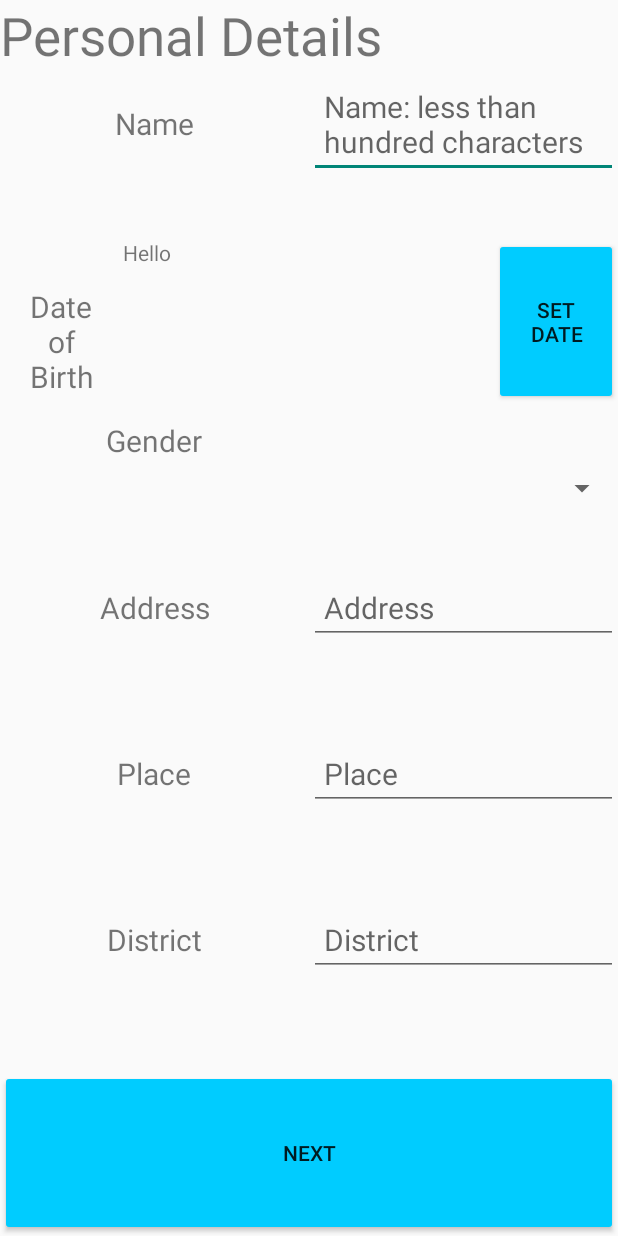
After one commit to Kuyas/Welfare, an Android app: the layout activity_personal.xml on its own in the app's theme, with its tools: preview values and no code run, on a phone screen of 412 x 824 dp. The commit adds this screen. Run offline under Robolectric (Android 15) with nearby library versions, the phone set to English and light mode, and no system bars.

Commit message:
Personal Details Activity Created Strings Resourced added according to activity_personal requirements

```diff
--- /dev/null
+++ b/app/src/main/res/layout/activity_personal.xml
@@ -0,0 +1,195 @@
+<?xml version="1.0" encoding="utf-8"?>
+<ScrollView
+    xmlns:android="http://schemas.android.com/apk/res/android"
+    android:layout_width="fill_parent"
+    android:layout_height="fill_parent"
+    android:stretchColumns="1"
+    android:fillViewport="true">
+
+<LinearLayout
+    android:layout_width="match_parent"
+    android:layout_height="match_parent"
+    xmlns:android="http://schemas.android.com/apk/res/android"
+    android:orientation="vertical">
+    <TextView
+        android:layout_width="match_parent"
+        android:layout_height="wrap_content"
+        android:textSize="35sp"
+        android:text="@string/activity_personal_heading"/>
+    <LinearLayout
+        android:layout_width="match_parent"
+        android:layout_height="match_parent"
+        android:orientation="horizontal"
+        android:layout_weight="1"
+        android:textAlignment="center">
+        <TextView
+            android:layout_width="match_parent"
+            android:layout_height="wrap_content"
+            android:text="@string/activity_personal_name"
+            android:textSize="20sp"
+            android:paddingLeft="10dp"
+            android:paddingRight="10dp"
+            android:paddingTop="10dp"
+            android:textAlignment="center"
+            android:layout_weight="1"/>
+        <EditText
+            android:paddingLeft="10dp"
+            android:paddingRight="10dp"
+            android:paddingTop="10dp"
+            android:layout_width="match_parent"
+            android:layout_height="wrap_content"
+            android:hint="@string/activity_personal_name_hint"
+            android:textSize="20sp"
+            android:layout_weight="1"/>
+    </LinearLayout>
+
+
+    <LinearLayout
+        android:layout_width="match_parent"
+        android:layout_height="match_parent"
+        android:orientation="horizontal"
+        android:layout_weight="1"
+        android:textAlignment="center">
+        <TextView
+            android:layout_width="0dp"
+            android:layout_height="wrap_content"
+            android:text="@string/activity_personal_dob"
+            android:textSize="20sp"
+            android:paddingLeft="10dp"
+            android:paddingRight="10dp"
+            android:paddingTop="10dp"
+            android:textAlignment="center"
+            android:layout_weight="1"/>
+
+
+        <TextView
+            android:layout_width="0dp"
+            android:layout_height="match_parent"
+            android:layout_weight="3"
+            android:text="Hello"/>
+
+        <Button
+            android:layout_width="0dp"
+            android:layout_height="match_parent"
+            android:layout_weight="1"
+            android:text="Set Date"/>
+        <!--TO DO DATE PICKER -->
+    </LinearLayout>
+
+    <LinearLayout
+        android:layout_width="match_parent"
+        android:layout_height="match_parent"
+        android:orientation="horizontal"
+        android:layout_weight="1"
+        android:textAlignment="center">
+        <TextView
+            android:layout_width="0dp"
+            android:layout_height="wrap_content"
+            android:text="@string/activity_personal_gender"
+            android:textSize="20sp"
+            android:paddingLeft="10dp"
+            android:paddingRight="10dp"
+            android:paddingTop="10dp"
+            android:textAlignment="center"
+            android:layout_weight="1"/>
+        <Spinner
+            android:layout_width="0dp"
+            android:layout_height="match_parent"
+            android:layout_weight="1"></Spinner>
+        <!--TO DO: Populate Spinner-->
+    </LinearLayout>
+
+    <LinearLayout
+        android:layout_width="match_parent"
+        android:layout_height="match_parent"
+        android:orientation="horizontal"
+        android:layout_weight="1"
+        android:textAlignment="center">
+        <TextView
+            android:layout_width="match_parent"
+            android:layout_height="wrap_content"
+            android:text="@string/activity_personal_address"
+            android:textSize="20sp"
+            android:paddingLeft="10dp"
+            android:paddingRight="10dp"
+            android:paddingTop="10dp"
+            android:textAlignment="center"
+            android:layout_weight="1"/>
+        <EditText
+            android:paddingLeft="10dp"
+            android:paddingRight="10dp"
+            android:paddingTop="10dp"
+            android:layout_width="match_parent"
+            android:layout_height="wrap_content"
+            android:hint="@string/activity_personal_address_hint"
+            android:textSize="20sp"
+            android:layout_weight="1"/>
+    </LinearLayout>
+
+    <LinearLayout
+        android:layout_width="match_parent"
+        android:layout_height="match_parent"
+        android:orientation="horizontal"
+        android:layout_weight="1"
+        android:textAlignment="center">
+        <TextView
+            android:layout_width="match_parent"
+            android:layout_height="wrap_content"
+            android:text="@string/activity_personal_place"
+            android:textSize="20sp"
+            android:paddingLeft="10dp"
+            android:paddingRight="10dp"
+            android:paddingTop="10dp"
+            android:textAlignment="center"
+            android:layout_weight="1"/>
+        <EditText
+            android:paddingLeft="10dp"
+            android:paddingRight="10dp"
+            android:paddingTop="10dp"
+            android:layout_width="match_parent"
+            android:layout_height="wrap_content"
+            android:hint="@string/activity_personal_place_hint"
+            android:textSize="20sp"
+            android:layout_weight="1"/>
+    </LinearLayout>
+
+    <LinearLayout
+        android:layout_width="match_parent"
+        android:layout_height="match_parent"
+        android:orientation="horizontal"
+        android:layout_weight="1"
+        android:textAlignment="center">
+        <TextView
+            android:layout_width="match_parent"
+            android:layout_height="wrap_content"
+            android:text="@string/activity_personal_district"
+            android:textSize="20sp"
+            android:paddingLeft="10dp"
+            android:paddingRight="10dp"
+            android:paddingTop="10dp"
+            android:textAlignment="center"
+            android:layout_weight="1"/>
+        <EditText
+            android:paddingLeft="10dp"
+            android:paddingRight="10dp"
+            android:paddingTop="10dp"
+            android:layout_width="match_parent"
+            android:layout_height="wrap_content"
+            android:hint="@string/activity_personal_district_hint"
+            android:textSize="20sp"
+            android:layout_weight="1"/>
+    </LinearLayout>
+    <LinearLayout
+        android:layout_width="match_parent"
+        android:layout_weight="1"
+        android:layout_height="match_parent">
+        <Button
+            android:layout_width="match_parent"
+            android:layout_height="match_parent"
+            android:padding="10dp"
+            android:textAlignment="center"
+            android:gravity="center"
+            android:text="NEXT"/>
+    </LinearLayout>
+</LinearLayout>
+</ScrollView>
--- a/app/src/main/res/values/strings.xml
+++ b/app/src/main/res/values/strings.xml
@@ -36,4 +36,16 @@
     <string name="activity_lang_textview_language_choice">Choose your Language</string>
     <string name="activity_lang_button_language_english">English</string>
     <string name="activity_lang_button_language_malayalam">Malayalam</string>
+
+    <string name="activity_personal_heading">Personal Details</string>
+    <string name="activity_personal_name">Name</string>
+    <string name="activity_personal_name_hint">Name: less than hundred characters</string>
+    <string name="activity_personal_dob">Date of Birth</string>
+    <string name="activity_personal_gender">Gender</string>
+    <string name="activity_personal_address">Address</string>
+    <string name="activity_personal_address_hint">Address</string>
+    <string name="activity_personal_place">Place</string>
+    <string name="activity_personal_place_hint">Place</string>
+    <string name="activity_personal_district">District</string>
+    <string name="activity_personal_district_hint">District</string>
 </resources>
```
